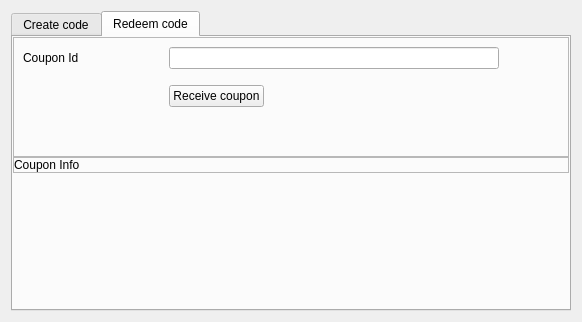
Old version of the form src/qt/forms/bonuscodetab.ui in the repository odrowonz/atbcoin-insight.
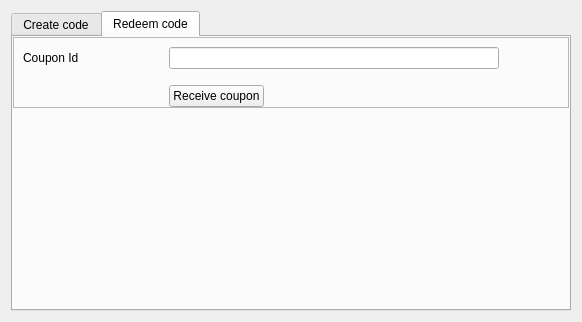
New version of the form.

Commit message: updated page of coupon

```diff
--- a/src/qt/forms/bonuscodetab.ui
+++ b/src/qt/forms/bonuscodetab.ui
@@ -291,79 +291,6 @@
               </item>
              </layout>
             </item>
-            <item>
-             <spacer name="verticalSpacer_2">
-              <property name="orientation">
-               <enum>Qt::Vertical</enum>
-              </property>
-              <property name="sizeType">
-               <enum>QSizePolicy::MinimumExpanding</enum>
-              </property>
-              <property name="sizeHint" stdset="0">
-               <size>
-                <width>20</width>
-                <height>20</height>
-               </size>
-              </property>
-             </spacer>
-            </item>
-           </layout>
-          </widget>
-         </item>
-         <item>
-          <widget class="QFrame" name="InfoFrame">
-           <property name="minimumSize">
-            <size>
-             <width>0</width>
-             <height>0</height>
-            </size>
-           </property>
-           <property name="frameShape">
-            <enum>QFrame::StyledPanel</enum>
-           </property>
-           <property name="frameShadow">
-            <enum>QFrame::Raised</enum>
-           </property>
-           <layout class="QVBoxLayout" name="verticalLayout_9">
-            <property name="spacing">
-             <number>0</number>
-            </property>
-            <property name="leftMargin">
-             <number>0</number>
-            </property>
-            <property name="topMargin">
-             <number>0</number>
-            </property>
-            <property name="rightMargin">
-             <number>0</number>
-            </property>
-            <property name="bottomMargin">
-             <number>0</number>
-            </property>
-            <item>
-             <layout class="QHBoxLayout" name="horizontalLayout_7">
-              <item>
-               <widget class="QLabel" name="CouponInfo">
-                <property name="maximumSize">
-                 <size>
-                  <width>150</width>
-                  <height>16777215</height>
-                 </size>
-                </property>
-                <property name="text">
-                 <string>Coupon Info</string>
-                </property>
-               </widget>
-              </item>
-              <item>
-               <widget class="QLabel" name="InfoReceiveCoupon">
-                <property name="text">
-                 <string/>
-                </property>
-               </widget>
-              </item>
-             </layout>
-            </item>
            </layout>
           </widget>
          </item>
```
The commit also changes 10 other files.
